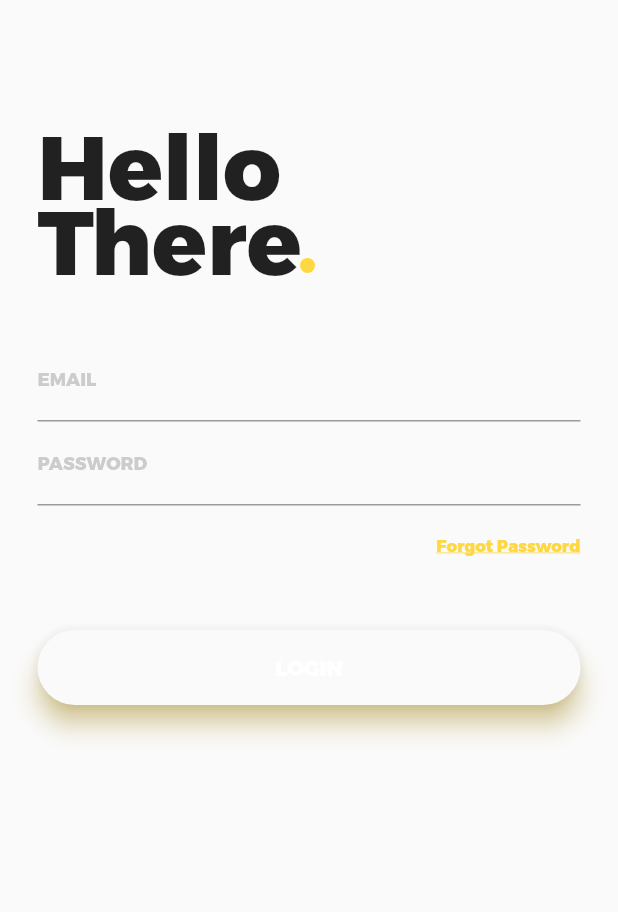
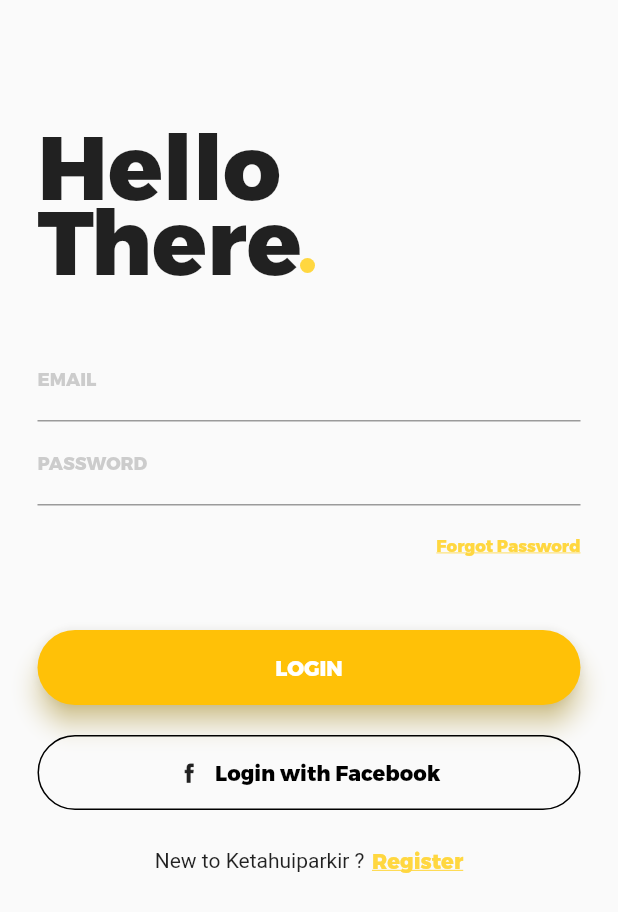
Before and after one commit to Ketahui-Parkir/ketahuiparkir_flutter, a Flutter app: the screen it shows after launch, on a phone screen of 412 x 824 dp. Shown: the top 912 px of the screen. Run offline on Flutter 3.47's test engine with Material 2 defaults, Android fonts, the phone set to English and light mode, and no system bars; our stand-ins replace firebase_core; accounts and stored records are empty.

Commit message:
Finish login page (no logic yet)

```diff
--- a/lib/login_page.dart
+++ b/lib/login_page.dart
@@ -143,6 +143,7 @@ class _LoginPageState extends State<LoginPage> {
               height: 50.0,
               child: Material(
                 borderRadius: BorderRadius.circular(25.0),
+                color: Colors.amber,
                 shadowColor: Colors.amberAccent,
                 elevation: 7.0,
                 child: Center(
@@ -156,6 +157,72 @@ class _LoginPageState extends State<LoginPage> {
                 ),
               ),
             ),
+          ),
+          SizedBox(height: 20.0),
+          GestureDetector(
+            onTap: () {
+              // To do
+            },
+            child: Container(
+              height: 50.0,
+              color: Colors.transparent,
+              child: Container(
+                decoration: BoxDecoration(
+                  border: Border.all(
+                      color: Colors.black,
+                      style: BorderStyle.solid,
+                      width: 1.0),
+                  color: Colors.transparent,
+                  borderRadius: BorderRadius.circular(25.0),
+                ),
+                child: Row(
+                  mainAxisAlignment: MainAxisAlignment.center,
+                  children: [
+                    Center(
+                      child: ImageIcon(
+                        AssetImage('assets/facebook.png'),
+                        size: 15.0,
+                      ),
+                    ),
+                    SizedBox(
+                      width: 10.0,
+                    ),
+                    Center(
+                      child: Text(
+                        'Login with Facebook',
+                        style: TextStyle(
+                          color: Colors.black,
+                          fontFamily: 'Trueno',
+                        ),
+                      ),
+                    ),
+                  ],
+                ),
+              ),
+            ),
+          ),
+          SizedBox(height: 25.0),
+          Row(
+            mainAxisAlignment: MainAxisAlignment.center,
+            children: [
+              Text('New to Ketahuiparkir ?'),
+              SizedBox(
+                width: 5.0,
+              ),
+              InkWell(
+                onTap: () {
+                  // To do
+                },
+                child: Text(
+                  'Register',
+                  style: TextStyle(
+                    color: Colors.amberAccent,
+                    fontFamily: 'Trueno',
+                    decoration: TextDecoration.underline,
+                  ),
+                ),
+              )
+            ],
           )
         ],
       ),
--- a/lib/main.dart
+++ b/lib/main.dart
@@ -12,6 +12,7 @@ class MyApp extends StatelessWidget {
   @override
   Widget build(BuildContext context) {
     return MaterialApp(
+      debugShowCheckedModeBanner: false,
       home: LoginPage()
     );
   }
--- a/pubspec.yaml
+++ b/pubspec.yaml
@@ -41,9 +41,9 @@ flutter:
   uses-material-design: true
 
   # To add assets to your application, add an assets section, like this:
-  # assets:
-  #   - images/a_dot_burr.jpeg
-  #   - images/a_dot_ham.jpeg
+  assets:
+    - assets/facebook.png
+
   # An image asset can refer to one or more resolution-specific "variants", see
   # https://flutter.dev/assets-and-images/#resolution-aware.
   # For details regarding adding assets from package dependencies, see
```
Also changed, not shown: assets/facebook.png (added).
